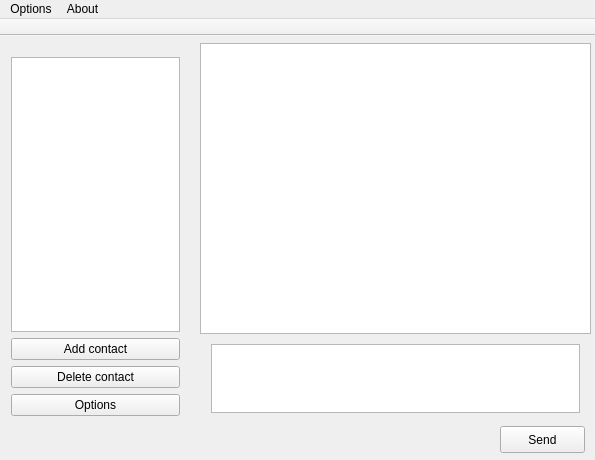
First picture: the form in mainwindow.ui, repository olegrok/Messenger, before the edit.
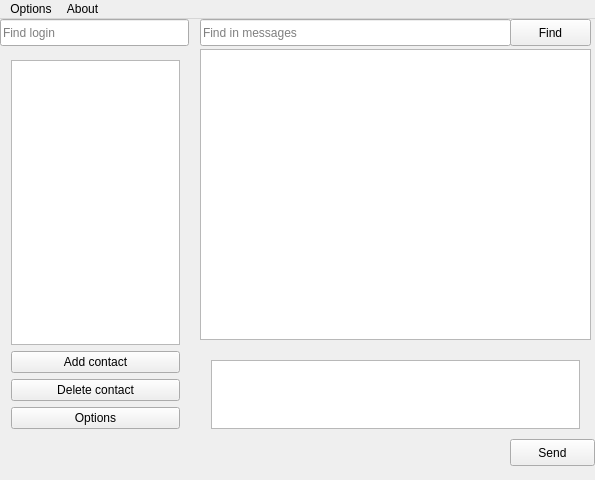
Second picture: the form after the edit.

Commit message: add login and message search

What changed in the file:
```diff
--- a/mainwindow.ui
+++ b/mainwindow.ui
@@ -7,19 +7,19 @@
     <x>0</x>
     <y>0</y>
     <width>595</width>
-    <height>460</height>
+    <height>480</height>
    </rect>
   </property>
   <property name="minimumSize">
    <size>
     <width>595</width>
-    <height>460</height>
+    <height>480</height>
    </size>
   </property>
   <property name="maximumSize">
    <size>
     <width>595</width>
-    <height>460</height>
+    <height>480</height>
    </size>
   </property>
   <property name="windowTitle">
@@ -33,7 +33,7 @@
     <property name="geometry">
      <rect>
       <x>200</x>
-      <y>7</y>
+      <y>30</y>
       <width>391</width>
       <height>291</height>
      </rect>
@@ -61,9 +61,9 @@
     <property name="geometry">
      <rect>
       <x>0</x>
-      <y>10</y>
+      <y>30</y>
       <width>191</width>
-      <height>381</height>
+      <height>391</height>
      </rect>
     </property>
     <layout class="QVBoxLayout" name="verticalLayout_2">
@@ -110,7 +110,7 @@
     <property name="geometry">
      <rect>
       <x>200</x>
-      <y>297</y>
+      <y>330</y>
       <width>391</width>
       <height>91</height>
      </rect>
@@ -138,8 +138,8 @@
    <widget class="QPushButton" name="SendButton">
     <property name="geometry">
      <rect>
-      <x>500</x>
-      <y>390</y>
+      <x>510</x>
+      <y>420</y>
       <width>85</width>
       <height>27</height>
      </rect>
@@ -151,6 +151,54 @@
      <string>Send</string>
     </property>
    </widget>
+   <widget class="QLineEdit" name="lineFindLogin">
+    <property name="geometry">
+     <rect>
+      <x>0</x>
+      <y>0</y>
+      <width>189</width>
+      <height>27</height>
+     </rect>
+    </property>
+    <property name="inputMask">
+     <string/>
+    </property>
+    <property name="text">
+     <string/>
+    </property>
+    <property name="maxLength">
+     <number>32767</number>
+    </property>
+    <property name="placeholderText">
+     <string>Find login</string>
+    </property>
+   </widget>
+   <widget class="QLineEdit" name="lineFindMsg">
+    <property name="geometry">
+     <rect>
+      <x>200</x>
+      <y>0</y>
+      <width>311</width>
+      <height>27</height>
+     </rect>
+    </property>
+    <property name="placeholderText">
+     <string>Find in messages</string>
+    </property>
+   </widget>
+   <widget class="QPushButton" name="findMsgButton">
+    <property name="geometry">
+     <rect>
+      <x>510</x>
+      <y>0</y>
+      <width>81</width>
+      <height>27</height>
+     </rect>
+    </property>
+    <property name="text">
+     <string>Find</string>
+    </property>
+   </widget>
   </widget>
   <widget class="QMenuBar" name="menuBar">
    <property name="geometry">
@@ -179,17 +227,6 @@
    <addaction name="menuOptions"/>
    <addaction name="menuAbout"/>
   </widget>
-  <widget class="QToolBar" name="mainToolBar">
-   <property name="movable">
-    <bool>false</bool>
-   </property>
-   <attribute name="toolBarArea">
-    <enum>TopToolBarArea</enum>
-   </attribute>
-   <attribute name="toolBarBreak">
-    <bool>false</bool>
-   </attribute>
-  </widget>
   <action name="action_Exit">
    <property name="text">
     <string>&amp;Exit</string>
```
The commit also changes 9 other files.
